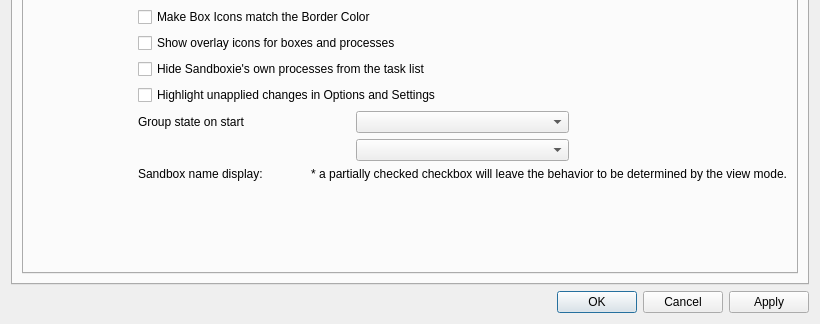
sandboxie-plus/Sandboxie, file SandboxiePlus/SandMan/Forms/SettingsWindow.ui: the form before one commit; both pictures show x 0 to 820 and y 276 to 600 of the 820 by 600 pixel window.
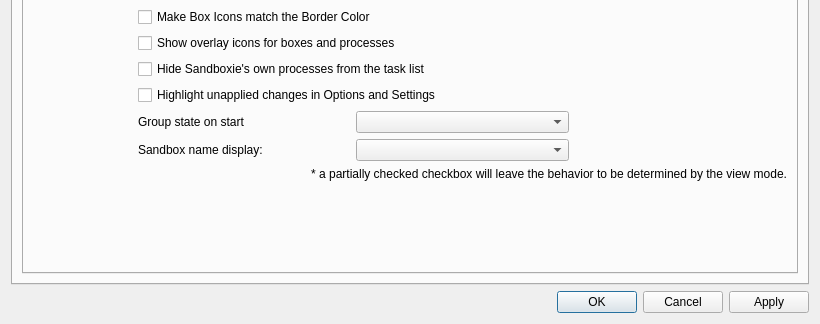
The form after the commit. The open tabs and pages were chosen to show the change. Icons and pictures are not drawn.

What changed in the file:
```diff
--- a/SandboxiePlus/SandMan/Forms/SettingsWindow.ui
+++ b/SandboxiePlus/SandMan/Forms/SettingsWindow.ui
@@ -1121,26 +1121,6 @@
                  </property>
                 </widget>
                </item>
-               <item row="14" column="0" colspan="4">
-                <widget class="QLabel" name="label_11">
-                 <property name="text">
-                  <string>* a partially checked checkbox will leave the behavior to be determined by the view mode.</string>
-                 </property>
-                 <property name="alignment">
-                  <set>Qt::AlignmentFlag::AlignRight|Qt::AlignmentFlag::AlignTrailing|Qt::AlignmentFlag::AlignVCenter</set>
-                 </property>
-                </widget>
-               </item>
-               <item row="14" column="1">
-                <widget class="QLabel" name="lblBoxAliasDisplayMode">
-                 <property name="text">
-                  <string>Sandbox name display:</string>
-                 </property>
-                 <property name="buddy">
-                  <cstring>cmbBoxAliasDisplayMode</cstring>
-                 </property>
-                </widget>
-               </item>
                <item row="13" column="2">
                 <widget class="QComboBox" name="cmbBoxAliasDisplayMode">
                  <property name="toolTip">
@@ -1255,6 +1235,26 @@
                  </property>
                 </widget>
                </item>
+               <item row="13" column="1">
+                <widget class="QLabel" name="lblBoxAliasDisplayMode">
+                 <property name="text">
+                  <string>Sandbox name display:</string>
+                 </property>
+                 <property name="buddy">
+                  <cstring>cmbBoxAliasDisplayMode</cstring>
+                 </property>
+                </widget>
+               </item>
+               <item row="14" column="1" colspan="3">
+                <widget class="QLabel" name="label_11">
+                 <property name="text">
+                  <string>* a partially checked checkbox will leave the behavior to be determined by the view mode.</string>
+                 </property>
+                 <property name="alignment">
+                  <set>Qt::AlignmentFlag::AlignRight|Qt::AlignmentFlag::AlignTrailing|Qt::AlignmentFlag::AlignVCenter</set>
+                 </property>
+                </widget>
+               </item>
               </layout>
              </item>
             </layout>
```
Left out of the diff: 8 changed lines with no effect on the pictures.
